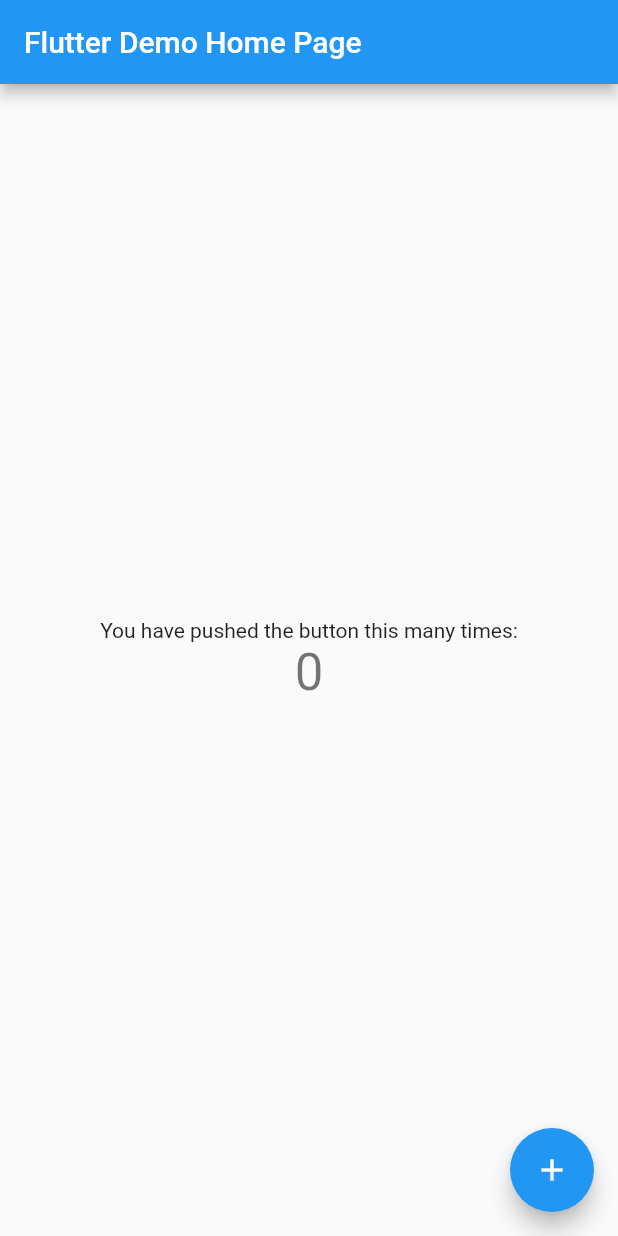
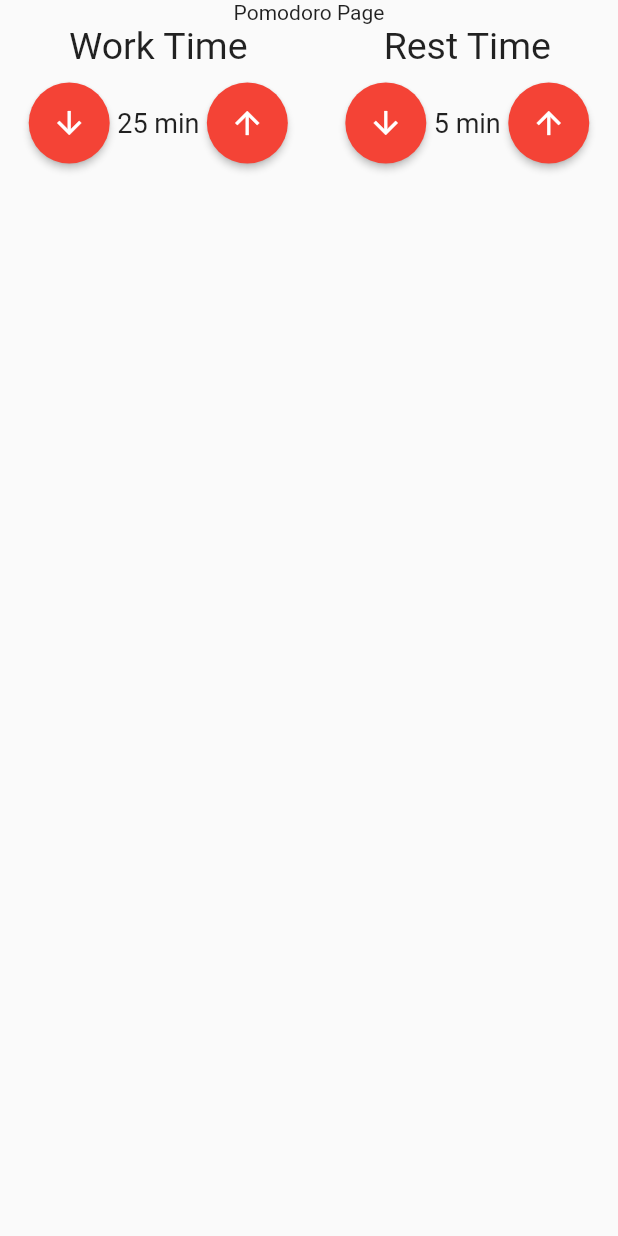
Before and after one commit to caiovcruz/pomodoro, a Flutter app: the screen it shows after launch, on a phone screen of 412 x 824 dp. Run offline on Flutter 3.47's test engine with Material 2 defaults, Android fonts, the phone set to English and light mode, and no system bars; our stand-ins replace mobx; generated files the repository leaves out were written again.

Commit message:
Working on pomodoro page and enter time widget feature

```diff
--- /dev/null
+++ b/lib/components/enter_time_widget.dart
@@ -0,0 +1,61 @@
+import 'package:flutter/material.dart';
+
+class EnterTimeWidget extends StatelessWidget {
+  final String title;
+  final int value;
+
+  const EnterTimeWidget({
+    Key? key,
+    required this.title,
+    required this.value,
+  }) : super(key: key);
+
+  @override
+  Widget build(BuildContext context) {
+    return Column(
+      crossAxisAlignment: CrossAxisAlignment.center,
+      children: [
+        Text(
+          title,
+          style: const TextStyle(
+            fontSize: 25,
+          ),
+        ),
+        const SizedBox(height: 10),
+        Row(
+          mainAxisAlignment: MainAxisAlignment.center,
+          children: [
+            ElevatedButton(
+              onPressed: () {},
+              style: ElevatedButton.styleFrom(
+                shape: const CircleBorder(),
+                padding: const EdgeInsets.all(15),
+              ),
+              child: const Icon(
+                Icons.arrow_downward,
+                color: Colors.white,
+              ),
+            ),
+            Text(
+              '$value min',
+              style: const TextStyle(
+                fontSize: 18,
+              ),
+            ),
+            ElevatedButton(
+              onPressed: () {},
+              style: ElevatedButton.styleFrom(
+                shape: const CircleBorder(),
+                padding: const EdgeInsets.all(15),
+              ),
+              child: const Icon(
+                Icons.arrow_upward,
+                color: Colors.white,
+              ),
+            ),
+          ],
+        ),
+      ],
+    );
+  }
+}
--- a/lib/main.dart
+++ b/lib/main.dart
@@ -1,4 +1,6 @@
 import 'package:flutter/material.dart';
+
+import 'pages/pomodoro_page.dart';
 
 void main() {
   runApp(const MyApp());
@@ -11,58 +13,52 @@ class MyApp extends StatelessWidget {
   @override
   Widget build(BuildContext context) {
     return MaterialApp(
-      title: 'Flutter Demo',
+      title: 'Pomodoro',
       theme: ThemeData(
-        primarySwatch: Colors.blue,
+        colorScheme: ColorScheme.fromSwatch().copyWith(
+          primary: Colors.red[500],
+          secondary: Colors.green[500],
+        ),
       ),
-      home: const MyHomePage(title: 'Flutter Demo Home Page'),
+      home: const PomodoroPage(),
     );
   }
 }
 
-class MyHomePage extends StatefulWidget {
-  const MyHomePage({Key? key, required this.title}) : super(key: key);
+// import 'package:flutter_mobx/flutter_mobx.dart';
+// import 'store/counter.store.dart';
+// final store = CounterStore();
 
-  final String title;
+// class HomePage extends StatelessWidget {
+//   const HomePage({Key? key}) : super(key: key);
 
-  @override
-  State<MyHomePage> createState() => _MyHomePageState();
-}
-
-class _MyHomePageState extends State<MyHomePage> {
-  int _counter = 0;
-
-  void _incrementCounter() {
-    setState(() {
-      _counter++;
-    });
-  }
-
-  @override
-  Widget build(BuildContext context) {
-    return Scaffold(
-      appBar: AppBar(
-        title: Text(widget.title),
-      ),
-      body: Center(
-        child: Column(
-          mainAxisAlignment: MainAxisAlignment.center,
-          children: <Widget>[
-            const Text(
-              'You have pushed the button this many times:',
-            ),
-            Text(
-              '$_counter',
-              style: Theme.of(context).textTheme.headline4,
-            ),
-          ],
-        ),
-      ),
-      floatingActionButton: FloatingActionButton(
-        onPressed: _incrementCounter,
-        tooltip: 'Increment',
-        child: const Icon(Icons.add),
-      ), // This trailing comma makes auto-formatting nicer for build methods.
-    );
-  }
-}
+//   @override
+//   Widget build(BuildContext context) {
+//     return Scaffold(
+//       appBar: AppBar(
+//         title: const Text('Counter'),
+//       ),
+//       body: Center(
+//         child: Column(
+//           mainAxisAlignment: MainAxisAlignment.center,
+//           children: <Widget>[
+//             const Text(
+//               'You have pushed the button this many times:',
+//             ),
+//             Observer(
+//               builder: (ctx) => Text(
+//                 '${store.counter}',
+//                 style: Theme.of(context).textTheme.headline4,
+//               ),
+//             ),
+//           ],
+//         ),
+//       ),
+//       floatingActionButton: FloatingActionButton(
+//         onPressed: store.increment,
+//         tooltip: 'Increment',
+//         child: const Icon(Icons.add),
+//       ), // This trailing comma makes auto-formatting nicer for build methods.
+//     );
+//   }
+// }
--- /dev/null
+++ b/lib/pages/pomodoro_page.dart
@@ -0,0 +1,33 @@
+import 'package:flutter/material.dart';
+
+import '../components/enter_time_widget.dart';
+
+class PomodoroPage extends StatelessWidget {
+  const PomodoroPage({Key? key}) : super(key: key);
+
+  @override
+  Widget build(BuildContext context) {
+    return Scaffold(
+      body: SafeArea(
+        child: Column(
+          children: [
+            const Text('Pomodoro Page'),
+            Row(
+              mainAxisAlignment: MainAxisAlignment.spaceAround,
+              children: const [
+                EnterTimeWidget(
+                  title: 'Work Time',
+                  value: 25,
+                ),
+                EnterTimeWidget(
+                  title: 'Rest Time',
+                  value: 5,
+                ),
+              ],
+            ),
+          ],
+        ),
+      ),
+    );
+  }
+}
--- /dev/null
+++ b/lib/store/counter.store.dart
@@ -0,0 +1,15 @@
+import 'package:mobx/mobx.dart';
+
+part 'counter.store.g.dart';
+
+class CounterStore = _CounterStore with _$CounterStore;
+
+abstract class _CounterStore with Store {
+  @observable
+  int counter = 0;
+
+  @action
+  void increment() {
+    counter++;
+  }
+}
--- a/pubspec.yaml
+++ b/pubspec.yaml
@@ -34,10 +34,15 @@ dependencies:
   # The following adds the Cupertino Icons font to your application.
   # Use with the CupertinoIcons class for iOS style icons.
   cupertino_icons: ^1.0.2
+  mobx: ^2.1.0
+  flutter_mobx: ^2.0.6+4
+  provider: ^6.0.4
 
 dev_dependencies:
   flutter_test:
     sdk: flutter
+  build_runner: ^2.3.0
+  mobx_codegen: ^2.0.7+3
 
   # The "flutter_lints" package below contains a set of recommended lints to
   # encourage good coding practices. The lint set provided by the package is
```
Also changed, not shown: lib/store/counter.store.g.dart (added).
